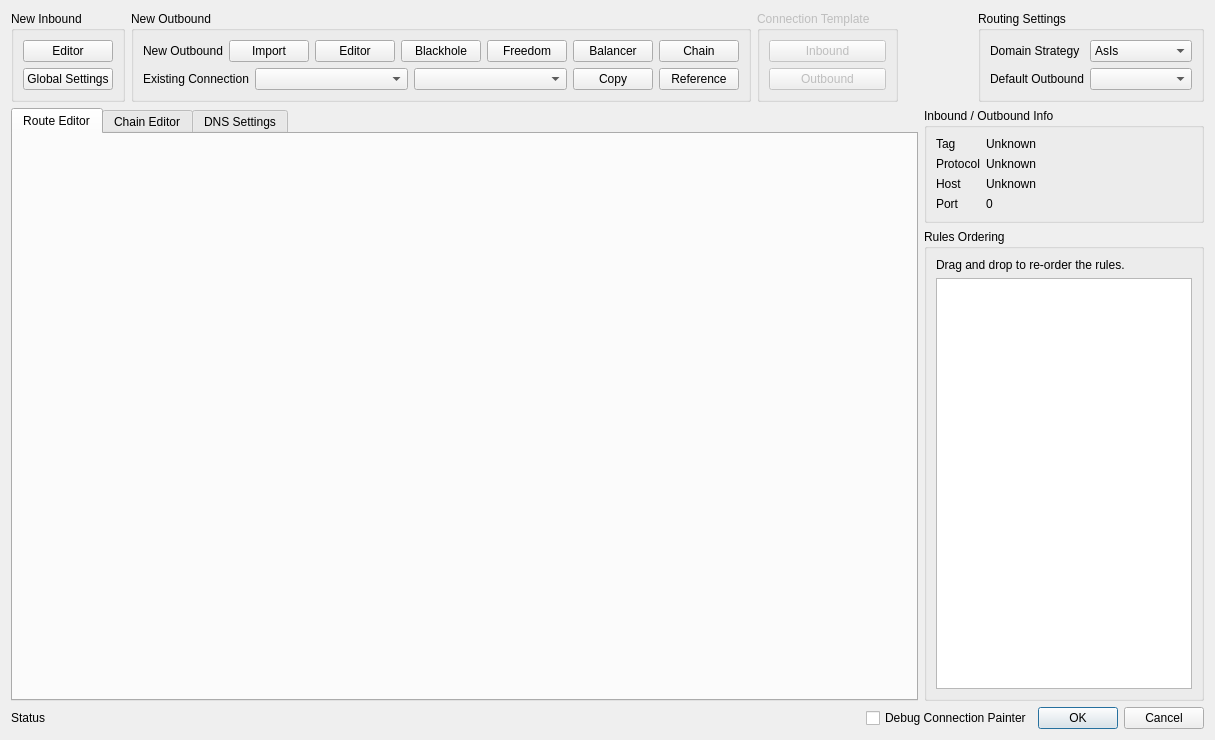
Old version of the form src/ui/widgets/editors/w_RoutesEditor.ui in the repository Qv2ray/Qv2ray.
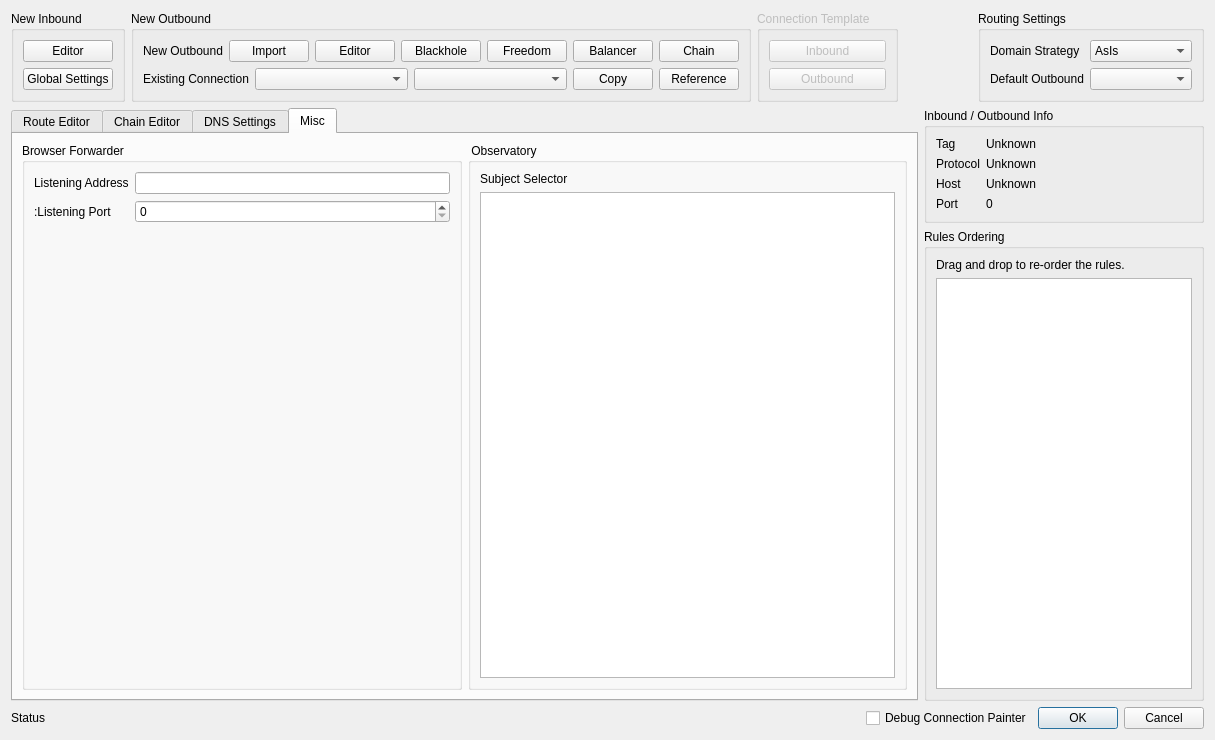
New version of the form.

Commit message: add: added BrowserForwarder, Observatory, ChainPortAllocation, BalancerStrategyType, InboundFakeDNSOthers

Patch:
```diff
--- a/src/ui/widgets/editors/w_RoutesEditor.ui
+++ b/src/ui/widgets/editors/w_RoutesEditor.ui
@@ -275,7 +275,7 @@
    <item row="1" column="0">
     <widget class="QTabWidget" name="nodesTab">
      <property name="currentIndex">
-      <number>0</number>
+      <number>3</number>
      </property>
      <widget class="QWidget" name="tabWidget_3Page1">
       <attribute name="title">
@@ -321,6 +321,61 @@
        </item>
       </layout>
      </widget>
+     <widget class="QWidget" name="tab_3">
+      <attribute name="title">
+       <string>Misc</string>
+      </attribute>
+      <layout class="QHBoxLayout" name="horizontalLayout_4">
+       <item>
+        <widget class="QGroupBox" name="groupBox_6">
+         <property name="title">
+          <string>Browser Forwarder</string>
+         </property>
+         <layout class="QFormLayout" name="formLayout_3">
+          <item row="0" column="0">
+           <widget class="QLabel" name="label">
+            <property name="text">
+             <string>Listening Address</string>
+            </property>
+           </widget>
+          </item>
+          <item row="0" column="1">
+           <widget class="QLineEdit" name="bfListenIPTxt"/>
+          </item>
+          <item row="1" column="0">
+           <widget class="QLabel" name="label_2">
+            <property name="text">
+             <string>:Listening Port</string>
+            </property>
+           </widget>
+          </item>
+          <item row="1" column="1">
+           <widget class="QSpinBox" name="bfListenPortTxt"/>
+          </item>
+         </layout>
+        </widget>
+       </item>
+       <item>
+        <widget class="QGroupBox" name="groupBox_7">
+         <property name="title">
+          <string> Observatory</string>
+         </property>
+         <layout class="QVBoxLayout" name="verticalLayout_4">
+          <item>
+           <widget class="QLabel" name="label_4">
+            <property name="text">
+             <string>Subject Selector</string>
+            </property>
+           </widget>
+          </item>
+          <item>
+           <widget class="QPlainTextEdit" name="obSubjectSelectorTxt"/>
+          </item>
+         </layout>
+        </widget>
+       </item>
+      </layout>
+     </widget>
     </widget>
    </item>
    <item row="1" column="1">
```
The commit also changes 15 other files.
